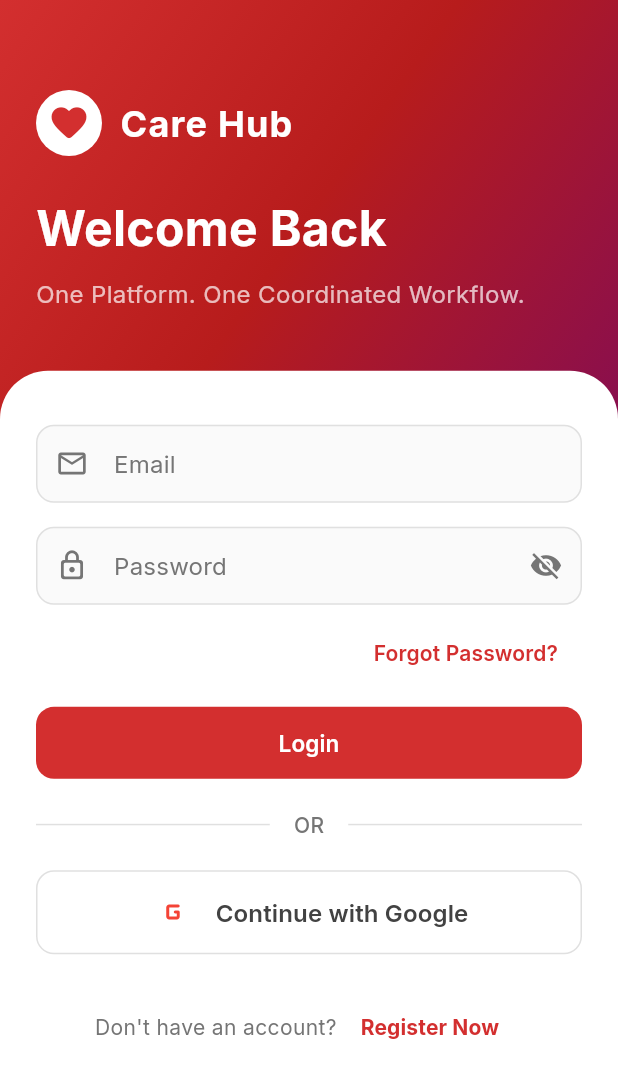
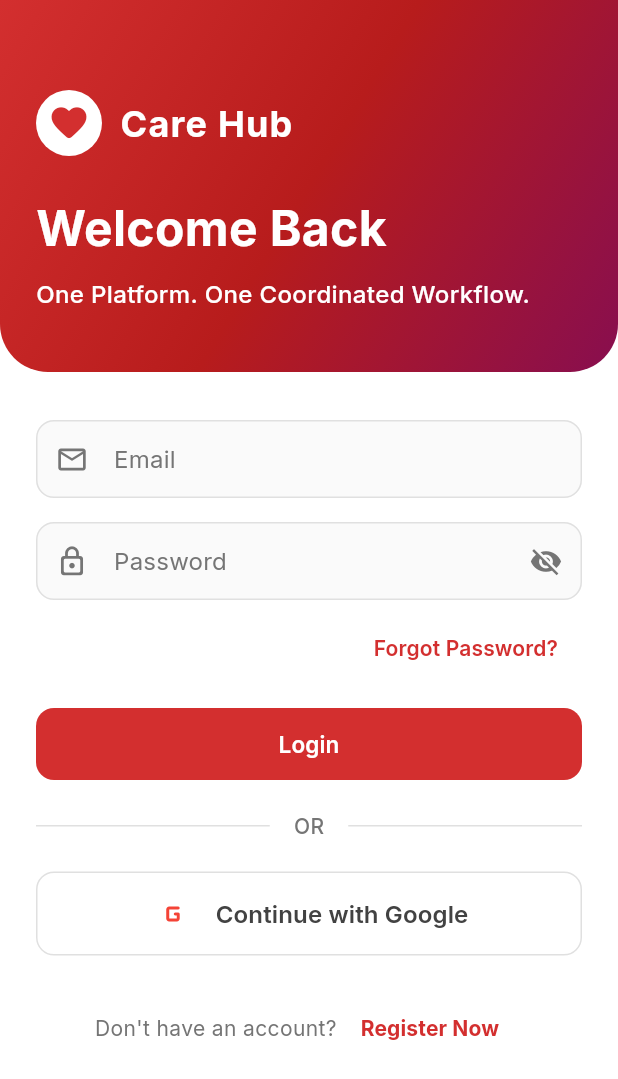
Before and after one commit to Murshid-CSE/Serve, a Flutter app: the LoginScreen screen opened by its route, on a phone screen of 412 x 824 dp. Shown: the top 1079 px of the screen. Run offline on Flutter 3.47's test engine with Material 3 defaults, Android fonts, the phone set to English and light mode, and no system bars; our stand-ins replace cached_network_image, cloud_firestore, connectivity_plus, equatable, firebase_auth, firebase_core and 15 more; accounts and stored records are empty.

Commit message:
Hardening: Provider stream/filter decoupling, resilient GPS timeouts, WCAG contrast and layout fixes
- Decouple raw Firestore streams from category/type filters in Food and Volunteer providers to eliminate stream rebuilds on filter toggle
- Add 8s timeout with automatic fallback to getLastKnownPosition and medium accuracy in GeoUtils.getCurrentPosition()
- Refactor LoginScreen layout into a single scrollable Column, preventing keyboard viewport clipping on small Android screens
- Fix text contrast on LoginScreen header subtitle to meet WCAG AA guidelines (>4.5:1 ratio)
- All 54 tests passing, flutter analyze 0 issues

```diff
--- a/lib/features/auth/presentation/screens/login_screen.dart
+++ b/lib/features/auth/presentation/screens/login_screen.dart
@@ -97,27 +97,31 @@ class _LoginScreenState extends ConsumerState<LoginScreen> {
 
   @override
   Widget build(BuildContext context) {
-    final size = MediaQuery.of(context).size;
-
     return Scaffold(
+      backgroundColor: Colors.white,
       body: SingleChildScrollView(
-        child: SizedBox(
-          height: size.height,
-          child: Stack(
+        child: Column(
           children: [
             // Large curved gradient header
             Container(
-                height: size.height * 0.35,
               width: double.infinity,
+              padding: const EdgeInsets.only(
+                top: 60,
+                left: 24,
+                right: 24,
+                bottom: 40,
+              ),
               decoration: const BoxDecoration(
                 gradient: LinearGradient(
                   begin: Alignment.topLeft,
                   end: Alignment.bottomRight,
                   colors: AppColors.heroGradient,
                 ),
+                borderRadius: BorderRadius.only(
+                  bottomLeft: Radius.circular(32),
+                  bottomRight: Radius.circular(32),
                 ),
-                child: Padding(
-                  padding: const EdgeInsets.only(top: 60, left: 24, right: 24),
+              ),
               child: Column(
                 crossAxisAlignment: CrossAxisAlignment.start,
                 children: [
@@ -160,38 +164,24 @@ class _LoginScreenState extends ConsumerState<LoginScreen> {
                   const Text(
                     'One Platform. One Coordinated Workflow.',
                     style: TextStyle(
-                          color: Colors.white70,
+                      color: Colors.white,
                       fontSize: 16,
+                      fontWeight: FontWeight.w500,
                     ),
                   ),
                 ],
               ),
             ),
-              ),
 
-              // White overlapping card
-              Positioned(
-                top: size.height * 0.30,
-                bottom: 0,
-                left: 0,
-                right: 0,
-                child: Container(
-                  decoration: const BoxDecoration(
-                    color: Colors.white,
-                    borderRadius: BorderRadius.only(
-                      topLeft: Radius.circular(32),
-                      topRight: Radius.circular(32),
-                    ),
-                  ),
-                  child: Padding(
+            // Form Content
+            Padding(
               padding: const EdgeInsets.all(24.0),
               child: Form(
                 key: _formKey,
-                      child: SingleChildScrollView(
                 child: Column(
                   crossAxisAlignment: CrossAxisAlignment.start,
                   children: [
-                          const SizedBox(height: 12),
+                    const SizedBox(height: 8),
                     AuthFormField(
                       controller: _emailController,
                       label: 'Email',
@@ -227,7 +217,7 @@ class _LoginScreenState extends ConsumerState<LoginScreen> {
                         ),
                       ),
                     ),
-                          const SizedBox(height: 12),
+                    const SizedBox(height: 16),
                     AppButton(
                       label: 'Login',
                       onPressed: _isLoading ? null : _handleLogin,
@@ -283,17 +273,14 @@ class _LoginScreenState extends ConsumerState<LoginScreen> {
                         ),
                       ],
                     ),
+                    const SizedBox(height: 24),
                   ],
-                      ),
-                      ),
-                    ),
                 ),
               ),
             ),
           ],
         ),
       ),
-      ),
     );
   }
 }
```
Also changed, not shown: lib/core/utils/geo_utils.dart (+31 -6 lines), lib/features/food/presentation/providers/food_provider.dart (+16 -9 lines), lib/features/volunteer/presentation/providers/volunteer_provider.dart (+16 -9 lines). Lines whose indentation alone changed are shown as unchanged.
